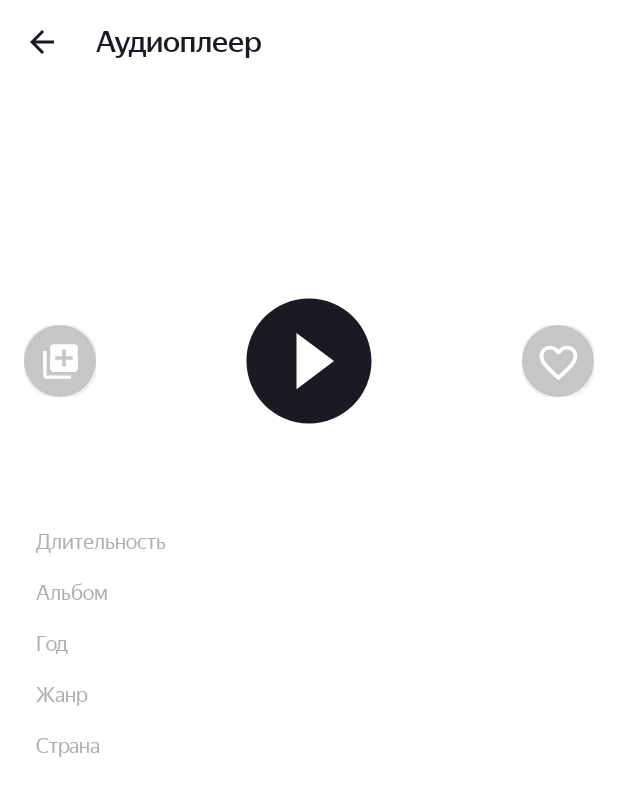
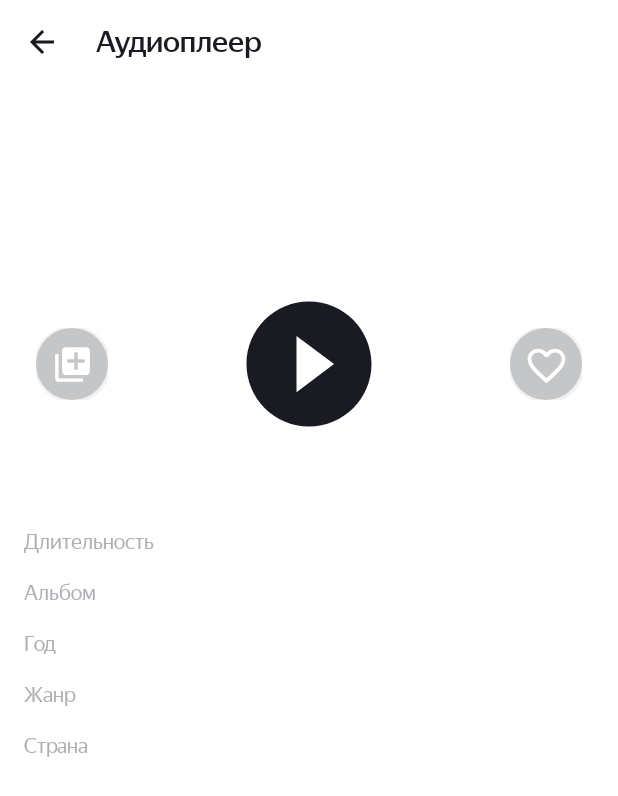
Before and after one commit to Anasty-Sia/PlaylistMaker, an Android app: the PlayerActivity screen opened directly, with no data from a screen before it, on a phone screen of 412 x 824 dp. Shown: the top 796 px of the screen. Run offline under Robolectric (Android 15) with nearby library versions, the phone set to English and light mode, and no system bars; pictures from the network do not load; 1 statement that could not run was skipped.

Commit message:
Правильные отступы

```diff
--- a/app/src/main/res/layout/activity_player.xml
+++ b/app/src/main/res/layout/activity_player.xml
@@ -75,12 +75,13 @@
                 android:id="@+id/tvTrackNamePlayer"
                 android:layout_width="0dp"
                 android:layout_height="wrap_content"
-                android:layout_marginTop="24dp"
+                android:layout_marginTop="26dp"
                 android:ellipsize="end"
                 android:maxLines="1"
                 android:textAppearance="@style/PlayerTextStyle"
-                app:layout_constraintEnd_toStartOf="@id/playerEndBaseLine"
-                app:layout_constraintStart_toEndOf="@id/playerStartBaseLine"
+                app:layout_constraintEnd_toStartOf="@id/playerAdditionalEndBaseLine"
+                app:layout_constraintHorizontal_bias="0.0"
+                app:layout_constraintStart_toEndOf="@id/playerAdditionalStartBaseLine"
                 app:layout_constraintTop_toBottomOf="@id/ivArtworkLarge"
                 tools:text="Yesterday (Remastered 2009)" />
 
@@ -92,8 +93,8 @@
                 android:ellipsize="end"
                 android:maxLines="1"
                 android:textAppearance="@style/PlayerTextStyle.Secondary"
-                app:layout_constraintEnd_toStartOf="@id/playerEndBaseLine"
-                app:layout_constraintStart_toEndOf="@id/playerStartBaseLine"
+                app:layout_constraintEnd_toStartOf="@id/playerAdditionalEndBaseLine"
+                app:layout_constraintStart_toEndOf="@id/playerAdditionalStartBaseLine"
                 app:layout_constraintTop_toBottomOf="@id/tvTrackNamePlayer"
                 tools:text="The Beatles" />
 
@@ -124,7 +125,7 @@
                 android:contentDescription="@string/add_to_playlist"
                 android:src="@drawable/ic_add_to_playlist_51"
                 app:layout_constraintBottom_toBottomOf="@id/ivPlayButton"
-                app:layout_constraintStart_toEndOf="@id/playerStartBaseLine"
+                app:layout_constraintStart_toEndOf="@id/playerAdditionalStartBaseLine"
                 app:layout_constraintTop_toTopOf="@id/ivPlayButton" />
 
             <ImageButton
@@ -133,7 +134,7 @@
                 android:contentDescription="@string/add_to_favorites"
                 android:src="@drawable/ic_favorite_border_51"
                 app:layout_constraintBottom_toBottomOf="@id/ivPlayButton"
-                app:layout_constraintEnd_toStartOf="@id/playerEndBaseLine"
+                app:layout_constraintEnd_toStartOf="@id/playerAdditionalEndBaseLine"
                 app:layout_constraintTop_toTopOf="@id/ivPlayButton" />
 
             <TextView
@@ -141,14 +142,16 @@
                 style="@style/TextViewPlayerItem.Name"
                 android:text="@string/duration"
                 app:layout_constraintEnd_toStartOf="@id/tvDurationValue"
-                app:layout_constraintTop_toTopOf="@id/tvDurationValue" />
+                app:layout_constraintTop_toTopOf="@id/tvDurationValue"
+                app:layout_constraintStart_toEndOf="@id/playerStartBaseLine"/>
 
             <TextView
                 android:id="@+id/tvDurationValue"
                 style="@style/TextViewPlayerItem.Item"
-                android:layout_marginTop="32dp"
+                android:layout_marginTop="30dp"
                 app:layout_constraintStart_toEndOf="@id/tvDurationLabel"
                 app:layout_constraintTop_toBottomOf="@id/tvTrackTimePlayer"
+                app:layout_constraintEnd_toStartOf="@id/playerEndBaseLine"
                 tools:text="2:45" />
 
             <TextView
@@ -156,13 +159,15 @@
                 style="@style/TextViewPlayerItem.Name"
                 android:text="@string/album"
                 app:layout_constraintEnd_toStartOf="@id/tvAlbumName"
-                app:layout_constraintTop_toTopOf="@id/tvAlbumName" />
+                app:layout_constraintTop_toTopOf="@id/tvAlbumName"
+                app:layout_constraintStart_toEndOf="@id/playerStartBaseLine"/>
 
             <TextView
                 android:id="@+id/tvAlbumName"
                 style="@style/TextViewPlayerItem.Item"
                 app:layout_constraintStart_toEndOf="@id/tvAlbumLabel"
-                app:layout_constraintTop_toBottomOf="@id/tvDurationValue" />
+                app:layout_constraintTop_toBottomOf="@id/tvDurationValue"
+                app:layout_constraintEnd_toStartOf="@id/playerEndBaseLine"/>
 
             <androidx.constraintlayout.widget.Group
                 android:id="@+id/playerTrackAlbumGroup"
@@ -176,13 +181,15 @@
                 style="@style/TextViewPlayerItem.Name"
                 android:text="@string/release_year"
                 app:layout_constraintEnd_toStartOf="@id/tvReleaseYear"
-                app:layout_constraintTop_toTopOf="@id/tvReleaseYear" />
+                app:layout_constraintTop_toTopOf="@id/tvReleaseYear"
+                app:layout_constraintStart_toEndOf="@id/playerStartBaseLine"/>
 
             <TextView
                 android:id="@+id/tvReleaseYear"
                 style="@style/TextViewPlayerItem.Item"
                 app:layout_constraintStart_toEndOf="@id/tvReleaseYearLabel"
-                app:layout_constraintTop_toBottomOf="@id/tvAlbumName" />
+                app:layout_constraintTop_toBottomOf="@id/tvAlbumName"
+                app:layout_constraintEnd_toStartOf="@id/playerEndBaseLine"/>
 
             <androidx.constraintlayout.widget.Group
                 android:id="@+id/playerTrackYearGroup"
@@ -196,26 +203,30 @@
                 style="@style/TextViewPlayerItem.Name"
                 android:text="@string/genre"
                 app:layout_constraintEnd_toStartOf="@id/tvGenre"
-                app:layout_constraintTop_toTopOf="@id/tvGenre" />
+                app:layout_constraintTop_toTopOf="@id/tvGenre"
+                app:layout_constraintStart_toEndOf="@id/playerStartBaseLine"/>
 
             <TextView
                 android:id="@+id/tvGenre"
                 style="@style/TextViewPlayerItem.Item"
                 app:layout_constraintStart_toEndOf="@id/tvGenreLabel"
-                app:layout_constraintTop_toBottomOf="@id/tvReleaseYear" />
+                app:layout_constraintTop_toBottomOf="@id/tvReleaseYear"
+                app:layout_constraintEnd_toStartOf="@id/playerEndBaseLine"/>
 
             <TextView
                 android:id="@+id/tvCountryLabel"
                 style="@style/TextViewPlayerItem.Name"
                 android:text="@string/country"
                 app:layout_constraintEnd_toStartOf="@id/tvCountry"
-                app:layout_constraintTop_toTopOf="@id/tvCountry" />
+                app:layout_constraintTop_toTopOf="@id/tvCountry"
+                app:layout_constraintStart_toEndOf="@id/playerStartBaseLine"/>
 
             <TextView
                 android:id="@+id/tvCountry"
                 style="@style/TextViewPlayerItem.Item"
                 app:layout_constraintStart_toEndOf="@id/tvCountryLabel"
-                app:layout_constraintTop_toBottomOf="@id/tvGenre" />
+                app:layout_constraintTop_toBottomOf="@id/tvGenre"
+                app:layout_constraintEnd_toStartOf="@id/playerEndBaseLine"/>
 
         </androidx.constraintlayout.widget.ConstraintLayout>
     </ScrollView>
```
